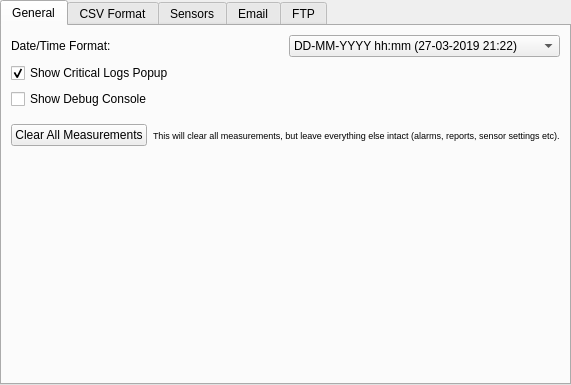
porkmarks/sense, file manager/src/SettingsWidget.ui: the form before one commit.
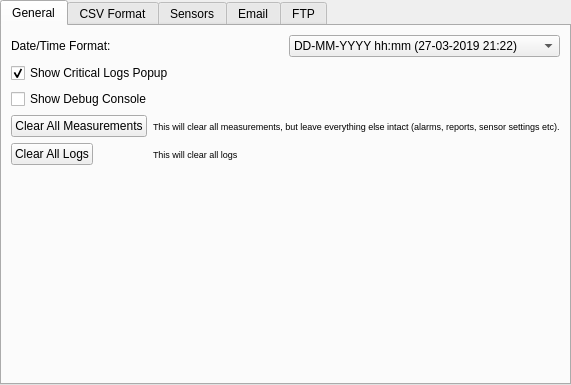
The form after the commit. Icons and pictures are not drawn. Custom widgets are drawn as their Qt base class.

Commit message: Clear all logs

Diff of the .ui file:
```diff
--- a/manager/src/SettingsWidget.ui
+++ b/manager/src/SettingsWidget.ui
@@ -72,25 +72,28 @@
         </widget>
        </item>
        <item row="3" column="0" colspan="2">
-        <widget class="QWidget" name="clearMeasurementsSection" native="true">
-         <layout class="QHBoxLayout" name="horizontalLayout_2">
-          <property name="spacing">
-           <number>6</number>
-          </property>
+        <widget class="QWidget" name="clearDataSection" native="true">
+         <layout class="QFormLayout" name="formLayout_3">
           <property name="leftMargin">
            <number>0</number>
           </property>
+          <property name="topMargin">
+           <number>0</number>
+          </property>
           <property name="rightMargin">
            <number>0</number>
           </property>
-          <item>
+          <property name="bottomMargin">
+           <number>0</number>
+          </property>
+          <item row="0" column="0">
            <widget class="QPushButton" name="clearMeasurements">
             <property name="text">
              <string>Clear All Measurements</string>
             </property>
            </widget>
           </item>
-          <item>
+          <item row="0" column="1">
            <widget class="QLabel" name="label_31">
             <property name="font">
              <font>
@@ -102,18 +105,24 @@
             </property>
            </widget>
           </item>
-          <item>
-           <spacer name="horizontalSpacer">
-            <property name="orientation">
-             <enum>Qt::Horizontal</enum>
+          <item row="1" column="0">
+           <widget class="QPushButton" name="clearLogs">
+            <property name="text">
+             <string>Clear All Logs</string>
             </property>
-            <property name="sizeHint" stdset="0">
-             <size>
-              <width>88</width>
-              <height>20</height>
-             </size>
+           </widget>
+          </item>
+          <item row="1" column="1">
+           <widget class="QLabel" name="label_32">
+            <property name="font">
+             <font>
+              <pointsize>7</pointsize>
+             </font>
             </property>
-           </spacer>
+            <property name="text">
+             <string>This will clear all logs</string>
+            </property>
+           </widget>
           </item>
          </layout>
         </widget>
```
Left out of the diff: 40 changed lines with no effect on the pictures. The commit also changes 6 other files.
